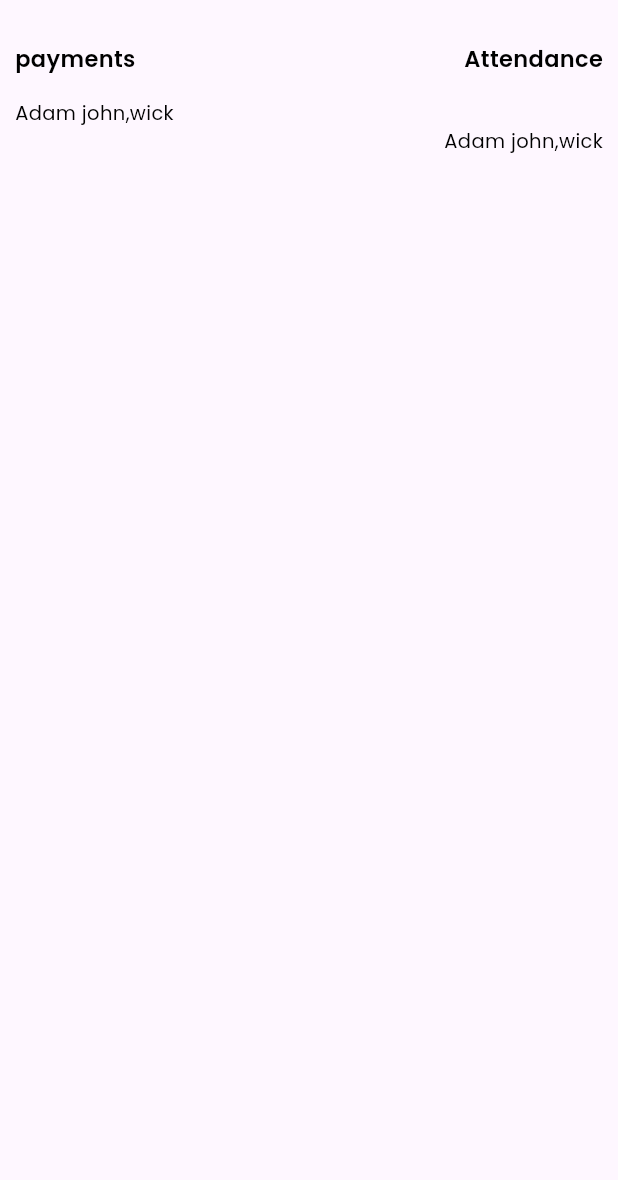
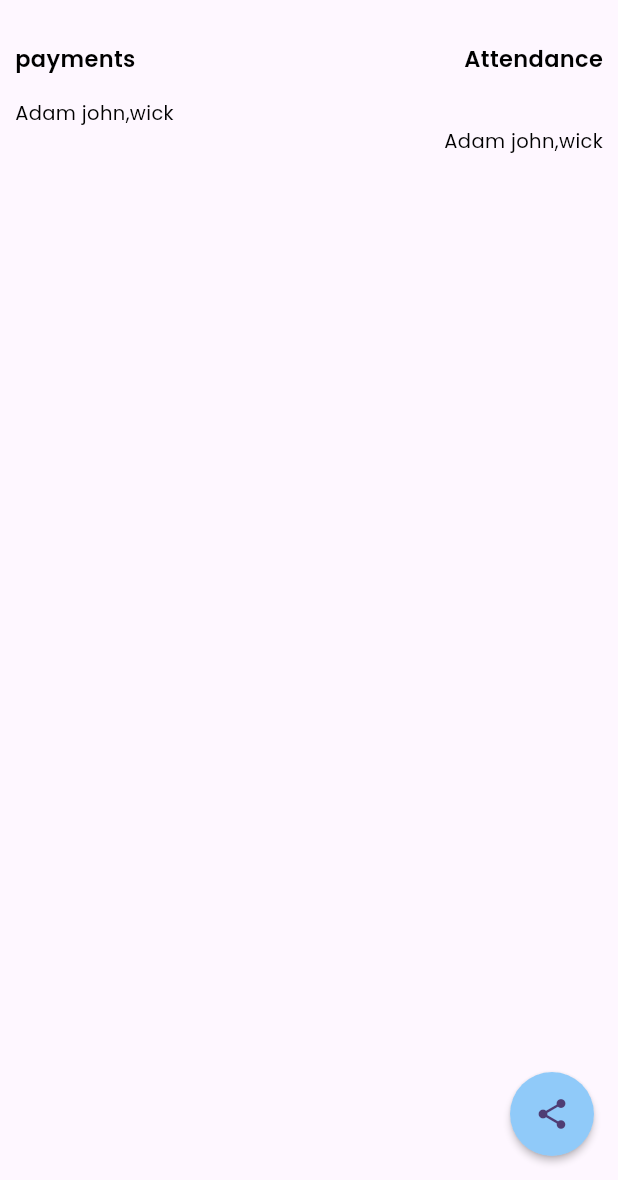
Before and after one commit to muhammadfazilkp/Mc_App, a Flutter app: the PeymentHistoryScreen screen opened directly, on a phone screen of 412 x 824 dp, the part 56-1236 px from its top. Run offline on Flutter 3.47's test engine with Material 2 defaults, Android fonts, the phone set to English and light mode, and no system bars; our stand-ins replace google_fonts.

Commit message:
added the flotingaction

```diff
--- a/lib/home/view/history_screen/payment_screen.dart
+++ b/lib/home/view/history_screen/payment_screen.dart
@@ -65,6 +65,15 @@ class PeymentHistoryScreen extends StatelessWidget {
           ],
         ),
       ),
+      floatingActionButton: FloatingActionButton(
+        backgroundColor: Colors.blue[200],
+        onPressed: () {},
+        shape: RoundedRectangleBorder(
+          borderRadius: BorderRadius.circular(30.0),
+        ),
+        elevation: 2.0,
+        child: const Icon(Icons.share),
+      ),
     );
   }
 }
```
